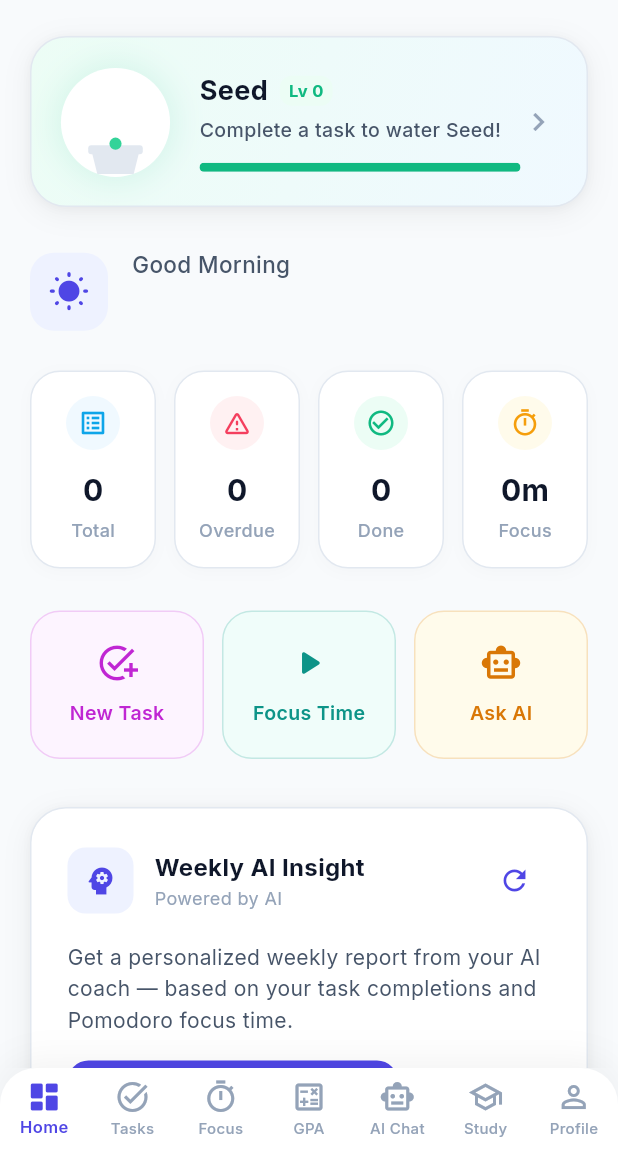
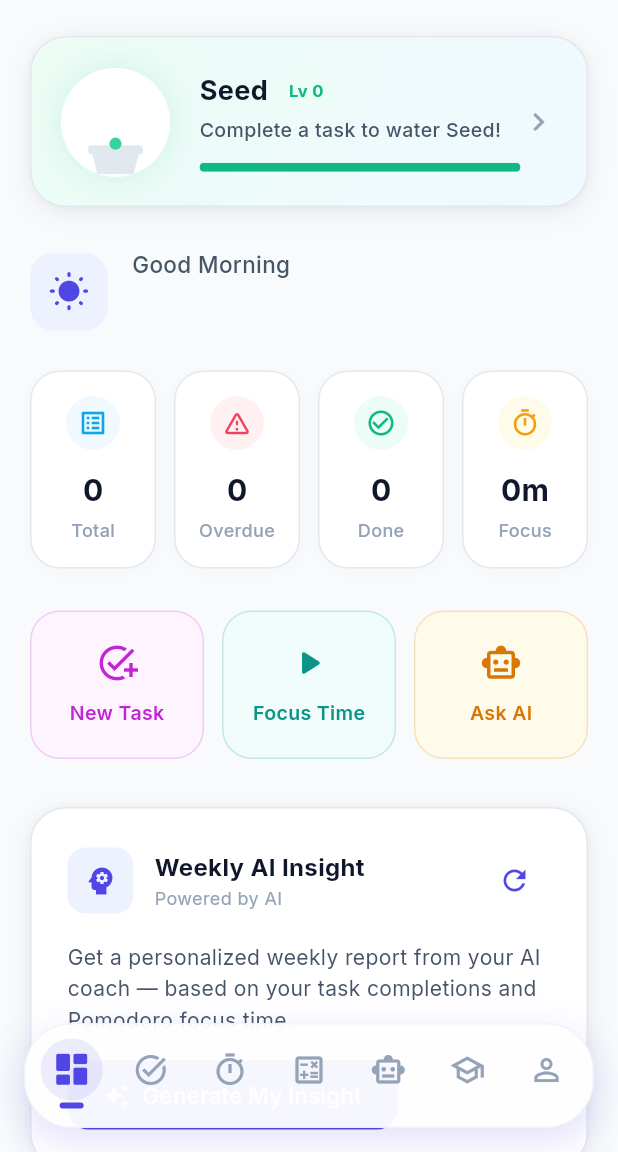
Before and after one commit to nowayitsme-eng/TaskMate-An-Ai-Powered-Productivity-Web-App, a Flutter app: the screen it shows once a user with an empty profile is signed in, on a phone screen of 412 x 824 dp, the part 84-1236 px from its top. Run offline on Flutter 3.47's test engine with Material 3 defaults, Android fonts, the phone set to English and light mode, and no system bars; our stand-ins replace cloud_firestore, connectivity_plus, firebase_auth, firebase_core, firebase_messaging, fl_chart and 8 more; missing offline and left inert: extension_google_sign_in_as_googleapis_auth, googleapis; accounts and stored records are empty.

Commit message:
feat: replace standard bottom nav with custom floating pill dock

```diff
--- a/lib/screens/home/home_screen.dart
+++ b/lib/screens/home/home_screen.dart
@@ -76,84 +76,87 @@ class _HomeScreenState extends State<HomeScreen> {
             ),
           ),
         ),
-        body: SafeArea(
-          child: IndexedStack(index: _currentIndex, children: tabs),
-        ),
-        bottomNavigationBar: Container(
-          decoration: BoxDecoration(
-            color: AppTheme.surface,
-            borderRadius: const BorderRadius.only(
-              topLeft: Radius.circular(24),
-              topRight: Radius.circular(24),
-            ),
-            boxShadow: [
-              BoxShadow(
-                color: Colors.black.withValues(alpha: 0.05),
-                blurRadius: 20,
-                offset: const Offset(0, -5),
+        extendBody: true, // Allow body to scroll behind the nav bar
+        body: IndexedStack(index: _currentIndex, children: tabs),
+        bottomNavigationBar: SafeArea(
+          child: Padding(
+            padding: const EdgeInsets.fromLTRB(16, 0, 16, 16),
+            child: Container(
+              padding: const EdgeInsets.symmetric(vertical: 12),
+              decoration: BoxDecoration(
+                color: AppTheme.surface.withValues(alpha: 0.95),
+                borderRadius: BorderRadius.circular(32),
+                border: Border.all(color: AppTheme.border.withValues(alpha: 0.5)),
+                boxShadow: [
+                  BoxShadow(
+                    color: AppTheme.primary.withValues(alpha: 0.15),
+                    blurRadius: 20,
+                    spreadRadius: 2,
+                    offset: const Offset(0, 8),
+                  )
+                ]
               ),
-            ],
-          ),
-          child: SafeArea(
-            child: BottomNavigationBar(
-              currentIndex: _currentIndex,
-              onTap: (index) => setState(() => _currentIndex = index),
-              backgroundColor: Colors.transparent,
-              selectedItemColor: AppTheme.primary,
-              unselectedItemColor: AppTheme.textMuted,
-              type: BottomNavigationBarType.fixed,
-              elevation: 0,
-              selectedFontSize: 11,
-              unselectedFontSize: 10,
-              selectedLabelStyle: const TextStyle(
-                fontWeight: FontWeight.w600,
-                height: 1.5,
+              child: Row(
+                mainAxisAlignment: MainAxisAlignment.spaceEvenly,
+                children: [
+                  _buildNavItem(Icons.dashboard_rounded, 0),
+                  _buildNavItem(Icons.task_alt, 1),
+                  _buildNavItem(Icons.timer_outlined, 2),
+                  _buildNavItem(Icons.calculate_outlined, 3),
+                  _buildNavItem(Icons.smart_toy_outlined, 4),
+                  _buildNavItem(Icons.school_outlined, 5),
+                  _buildNavItem(Icons.person_outline, 6),
+                ],
               ),
-              unselectedLabelStyle: const TextStyle(
-                fontWeight: FontWeight.w500,
-                height: 1.5,
-              ),
-              items: const [
-                BottomNavigationBarItem(
-                  icon: Icon(Icons.dashboard_rounded),
-                  activeIcon: Icon(Icons.dashboard_rounded),
-                  label: 'Home',
-                ),
-                BottomNavigationBarItem(
-                  icon: Icon(Icons.task_alt),
-                  activeIcon: Icon(Icons.task_alt),
-                  label: 'Tasks',
-                ),
-                BottomNavigationBarItem(
-                  icon: Icon(Icons.timer_outlined),
-                  activeIcon: Icon(Icons.timer),
-                  label: 'Focus',
-                ),
-                BottomNavigationBarItem(
-                  icon: Icon(Icons.calculate_outlined),
-                  activeIcon: Icon(Icons.calculate),
-                  label: 'GPA',
-                ),
-                BottomNavigationBarItem(
-                  icon: Icon(Icons.smart_toy_outlined),
-                  activeIcon: Icon(Icons.smart_toy),
-                  label: 'AI Chat',
-                ),
-                BottomNavigationBarItem(
-                  icon: Icon(Icons.school_outlined),
-                  activeIcon: Icon(Icons.school),
-                  label: 'Study',
-                ),
-                BottomNavigationBarItem(
-                  icon: Icon(Icons.person_outline),
-                  activeIcon: Icon(Icons.person),
-                  label: 'Profile',
-                ),
-              ],
             ),
           ),
         ),
       ),
     );
   }
+
+  Widget _buildNavItem(IconData icon, int index) {
+    final isSelected = _currentIndex == index;
+    return GestureDetector(
+      onTap: () => _navigateToTab(index),
+      behavior: HitTestBehavior.opaque,
+      child: AnimatedContainer(
+        duration: const Duration(milliseconds: 250),
+        width: 44,
+        child: Column(
+          mainAxisSize: MainAxisSize.min,
+          children: [
+            AnimatedScale(
+              scale: isSelected ? 1.15 : 1.0,
+              duration: const Duration(milliseconds: 200),
+              child: AnimatedContainer(
+                duration: const Duration(milliseconds: 200),
+                padding: EdgeInsets.all(isSelected ? 6 : 0),
+                decoration: BoxDecoration(
+                  color: isSelected ? AppTheme.primary.withValues(alpha: 0.1) : Colors.transparent,
+                  shape: BoxShape.circle,
+                ),
+                child: Icon(
+                  icon,
+                  color: isSelected ? AppTheme.primary : AppTheme.textMuted,
+                  size: 24,
+                ),
+              ),
+            ),
+            const SizedBox(height: 4),
+            AnimatedContainer(
+              duration: const Duration(milliseconds: 250),
+              curve: Curves.easeOutBack,
+              height: 4,
+              width: isSelected ? 16 : 0,
+              decoration: BoxDecoration(
+                color: AppTheme.primary,
+                borderRadius: BorderRadius.circular(2),
+              ),
+            )
+          ],
+        ),
+      ),
+    );
+  }
 }
```
